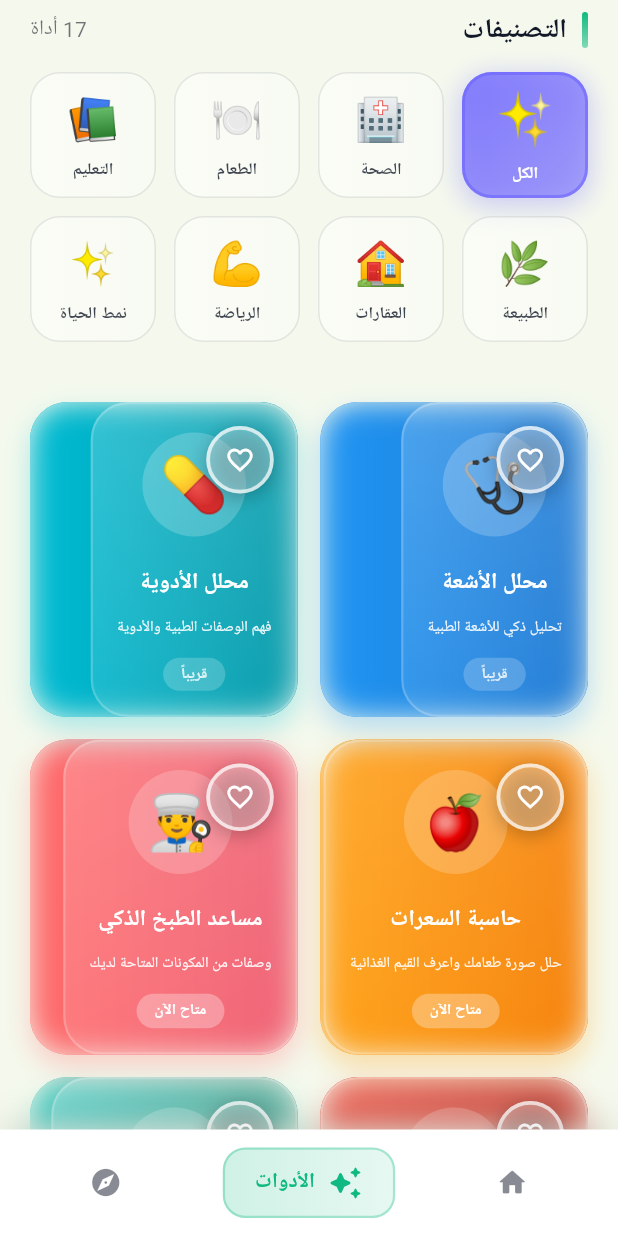
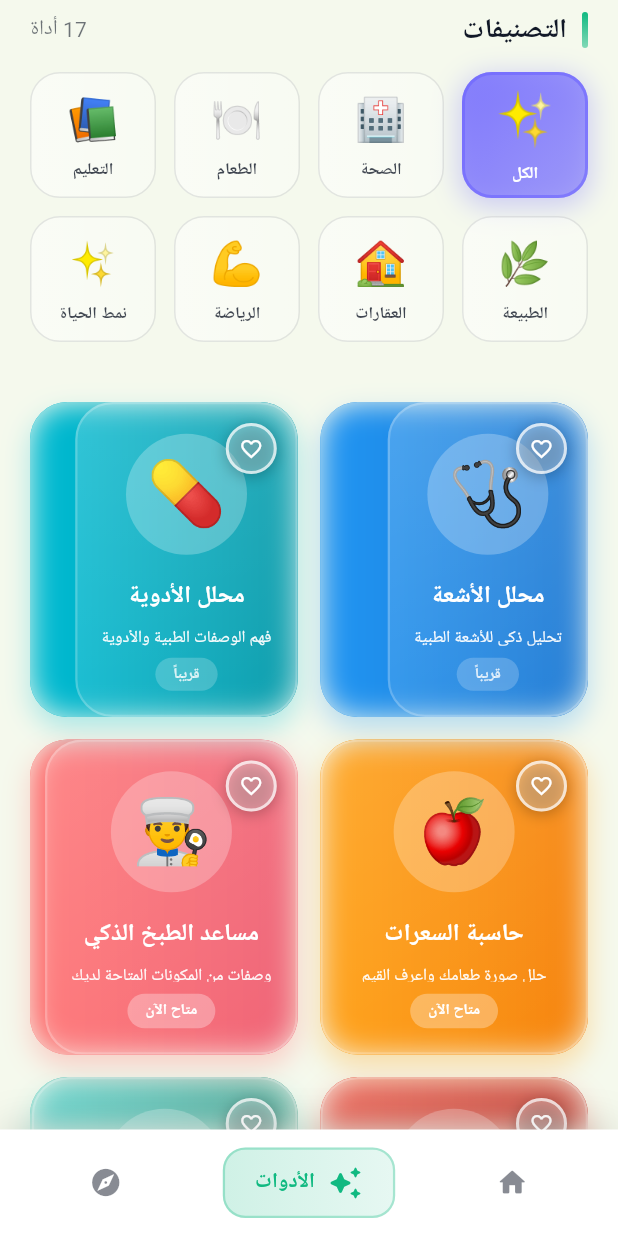
Before and after one commit to kkkrraamm/aldlma, a Flutter app: the AIToolsPage screen opened directly, scrolled down 576 dp, on a phone screen of 412 x 824 dp. Run offline on Flutter 3.47's test engine with Material 3 defaults, Android fonts, the phone set to English and light mode, and no system bars; our stand-ins replace cached_network_image, device_info_plus, firebase_core, firebase_messaging, fl_chart, flutter_local_notifications and 6 more; accounts and stored records are empty; network calls fail; Roboto replaces fonts that are missing (Cairo).

Commit message:
Improve large tool cards design and reduce heart button size
User Request: "ابي تصغر القلب و تحست القالب حق الاداتين"

Changes - Better Design for Large Cards:

1. Heart Button (Reduced Size):
   Before: 20px icon + 10px padding = 40px total
   After: 16px icon + 7px padding = 30px total

   Details:
   - Position: 14px from edges (was 16px)
   - Padding: 7px (was 10px)
   - Icon size: 16px (was 20px)
   - Border: 2px (was 2.5px)
   - Shadow blur: 8 (was 10)
   - Shadow offset: (0,2) (was 0,3)

2. Icon Container (Improved):
   Before:
   - padding: 12px
   - background: white 0.2 opacity
   - icon size: 36px

   After:
   - padding: 14px (more spacious)
   - background: white 0.25 opacity (more visible)
   - icon size: 42px (bigger and clearer)

3. Spacing (Better Layout):
   Before: 10px → After: 12px (after icon)
   Before: 6px → After: 8px (after title)
   Before: 8px → After: 8px (after subtitle)

4. Title Text (Enhanced):
   Before:
   - fontSize: 15px
   - fontWeight: bold

   After:
   - fontSize: 16px (larger)
   - fontWeight: w700 (bolder)
   - letterSpacing: 0.3 (better readability)

5. Subtitle Text (Improved):
   Before:
   - fontSize: 10px
   - opacity: 0.9
   - height: 1.2

   After:
   - fontSize: 11px (more readable)
   - opacity: 0.95 (brighter)
   - height: 1.4 (better line spacing)

Visual Improvements:
✅ Smaller heart button (less intrusive)
✅ Bigger emoji icons (more prominent)
✅ Better text sizes (more readable)
✅ Better spacing (cleaner layout)
✅ Better opacity (more visible)

Perfect balance! ✨

```diff
--- a/lib/ai_tools_page.dart
+++ b/lib/ai_tools_page.dart
@@ -930,38 +930,39 @@ class _AIToolsPageState extends State<AIToolsPage> with SingleTickerProviderStat
                     children: [
                       // Icon
                       Container(
-                        padding: const EdgeInsets.all(12),
+                        padding: const EdgeInsets.all(14),
                         decoration: BoxDecoration(
-                          color: Colors.white.withOpacity(0.2),
+                          color: Colors.white.withOpacity(0.25),
                           shape: BoxShape.circle,
                         ),
                         child: Text(
                           tool['icon'],
-                          style: const TextStyle(fontSize: 36),
+                          style: const TextStyle(fontSize: 42),
                         ),
                       ),
-                  const SizedBox(height: 10),
+                  const SizedBox(height: 12),
                   // Title
                   Text(
                     tool['title'],
                     style: GoogleFonts.cairo(
-                      fontSize: 15,
-                      fontWeight: FontWeight.bold,
+                      fontSize: 16,
+                      fontWeight: FontWeight.w700,
                       color: Colors.white,
+                      letterSpacing: 0.3,
                     ),
                     textAlign: TextAlign.center,
                     maxLines: 1,
                     overflow: TextOverflow.ellipsis,
                   ),
-                  const SizedBox(height: 6),
+                  const SizedBox(height: 8),
                   // Subtitle
                   Flexible(
                     child: Text(
                       tool['subtitle'],
                       style: GoogleFonts.cairo(
-                        fontSize: 10,
-                        color: Colors.white.withOpacity(0.9),
-                        height: 1.2,
+                        fontSize: 11,
+                        color: Colors.white.withOpacity(0.95),
+                        height: 1.4,
                       ),
                       textAlign: TextAlign.center,
                       maxLines: 2,
@@ -1013,12 +1014,12 @@ class _AIToolsPageState extends State<AIToolsPage> with SingleTickerProviderStat
                 ),
                 // زر المفضلة في أعلى يمين البطاقة
                 Positioned(
-                  top: 16,
-                  right: 16,
+                  top: 14,
+                  right: 14,
                   child: GestureDetector(
                     onTap: () => _toggleFavorite(tool['title']),
                     child: Container(
-                      padding: const EdgeInsets.all(10),
+                      padding: const EdgeInsets.all(7),
                       decoration: BoxDecoration(
                         color: _favoriteTools.contains(tool['title'])
                             ? Colors.red.withOpacity(0.95)
@@ -1026,13 +1027,13 @@ class _AIToolsPageState extends State<AIToolsPage> with SingleTickerProviderStat
                         shape: BoxShape.circle,
                         border: Border.all(
                           color: Colors.white.withOpacity(0.7),
-                          width: 2.5,
+                          width: 2,
                         ),
                         boxShadow: [
                           BoxShadow(
                             color: Colors.black.withOpacity(0.25),
-                            blurRadius: 10,
-                            offset: const Offset(0, 3),
+                            blurRadius: 8,
+                            offset: const Offset(0, 2),
                           ),
                         ],
                       ),
@@ -1041,7 +1042,7 @@ class _AIToolsPageState extends State<AIToolsPage> with SingleTickerProviderStat
                             ? Icons.favorite
                             : Icons.favorite_border,
                         color: Colors.white,
-                        size: 20,
+                        size: 16,
                       ),
                     ),
                   ),
```
